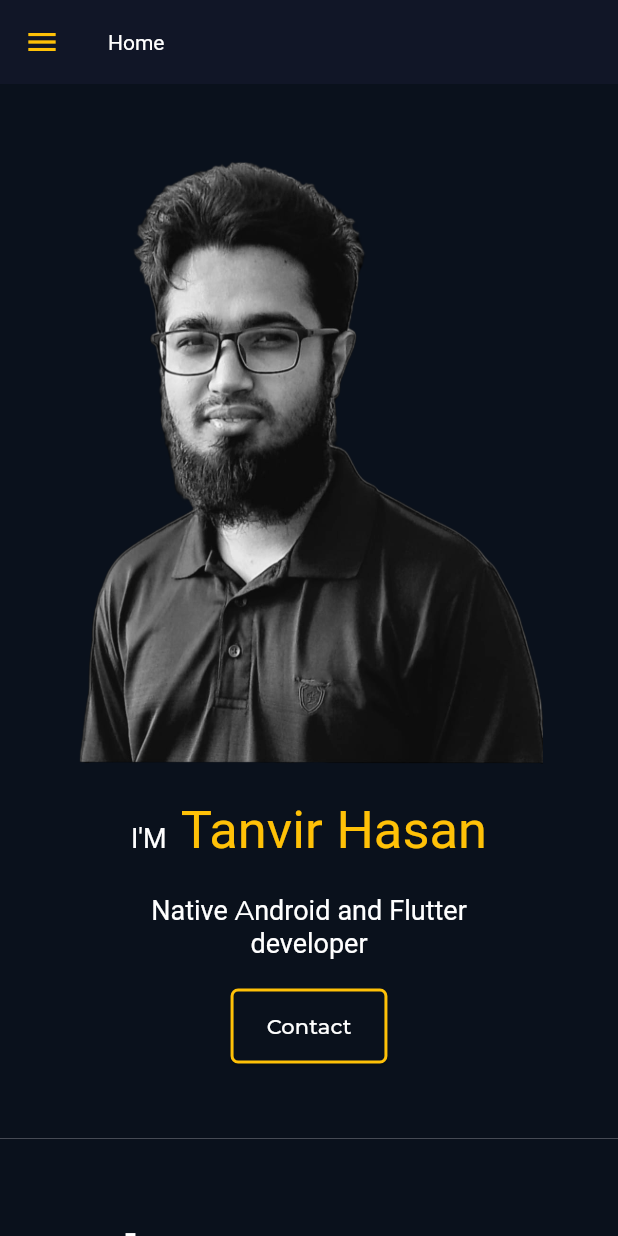
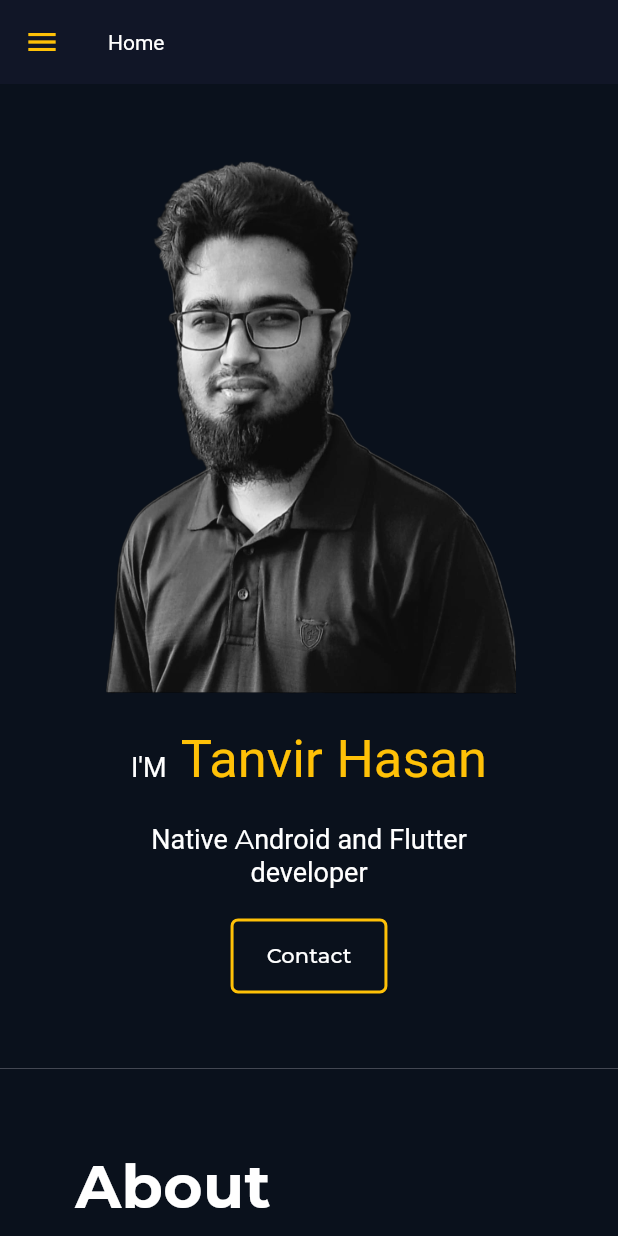
Before and after one commit to hatanvir/Portfolio, a Flutter app: the screen it shows after launch, on a phone screen of 412 x 824 dp. Run offline on Flutter 3.47's test engine with Material 3 defaults, Android fonts, the phone set to English and light mode, and no system bars; our stand-ins replace flutter_screenutil, get, google_fonts; missing offline and left inert: scrollview_observer.

Commit message:
design updated

```diff
--- a/lib/app/modules/home/widgets/home_widget.dart
+++ b/lib/app/modules/home/widgets/home_widget.dart
@@ -35,14 +35,14 @@ class HomeWidget extends StatelessWidget {
         mainAxisAlignment: MainAxisAlignment.spaceBetween,
         children: [
           _introWidget(),
-          Image.asset("assets/images/tanvir.png",height: 300.h,width: 200.w,)
+          Image.asset("assets/images/tanvir.png",height: 300.h,)
         ],
       );
 
   Widget _smallScreenView() => Column(
         mainAxisAlignment: MainAxisAlignment.center,
         children: [
-          Image.asset("assets/images/tanvir.png"),
+          Image.asset("assets/images/tanvir.png",height: 300.h,),
           20.height,
           ResponsiveWidget(
             desktop: _introWidget(),
```
Also changed, not shown: assets/images/android_saripaar_blog.png (added).
